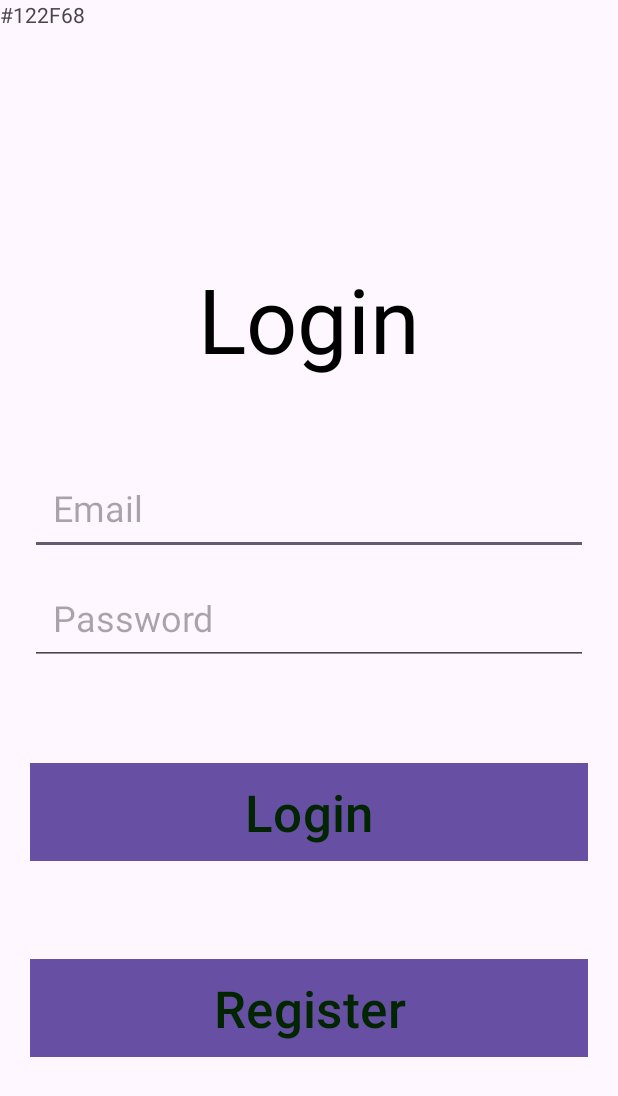
After one commit to Pburman953/StudySync, an Android app: the layout activity_login.xml on its own in the app's theme, with its tools: preview values and no code run, on a phone screen of 412 x 824 dp. The commit adds this screen. Shown: the top 1096 px of the screen. Run offline under Robolectric (Android 15) with nearby library versions, the phone set to English and light mode, and no system bars.

Commit message:
Login and Tracker added

```diff
--- /dev/null
+++ b/Home2/app/src/main/res/layout/activity_login.xml
@@ -0,0 +1,80 @@
+<?xml version="1.0" encoding="utf-8"?>
+<RelativeLayout xmlns:android="http://schemas.android.com/apk/res/android"
+    xmlns:tools="http://schemas.android.com/tools"
+    android:layout_width="match_parent"
+    android:layout_height="match_parent">
+
+    <TextView
+        android:id="@+id/textView"
+        android:layout_width="wrap_content"
+        android:layout_height="wrap_content"
+        android:text="#122F68" />
+
+    <TextView
+        android:id="@+id/Title"
+        android:layout_width="wrap_content"
+        android:layout_height="wrap_content"
+        android:layout_above="@id/email"
+        android:layout_centerHorizontal="true"
+        android:layout_marginStart="25dp"
+        android:layout_marginBottom="54dp"
+        android:text="Login"
+        android:textColor="@color/black"
+        android:textSize="60sp" />
+
+    <EditText
+        android:id="@+id/email"
+        android:layout_width="match_parent"
+        android:layout_height="wrap_content"
+        android:layout_above="@id/password"
+        android:layout_marginLeft="20dp"
+        android:layout_marginRight="20dp"
+        android:hint="Email"
+        android:inputType="textEmailAddress"
+        android:padding="15dp"
+        android:textColor="@color/black"
+        android:textSize="24sp" />
+
+    <EditText
+        android:id="@+id/password"
+        android:layout_width="match_parent"
+        android:layout_height="wrap_content"
+        android:layout_centerInParent="true"
+        android:layout_marginLeft="20dp"
+        android:layout_marginTop="10dp"
+        android:layout_marginRight="20dp"
+        android:hint="Password"
+        android:inputType="textPassword"
+        android:padding="15dp"
+        android:textColor="@color/black"
+        android:textSize="24sp" />
+
+    <Button
+        android:id="@+id/btn_Login"
+        android:layout_width="match_parent"
+        android:layout_height="wrap_content"
+        android:layout_below="@id/password"
+        android:layout_marginLeft="20dp"
+        android:layout_marginTop="65dp"
+        android:layout_marginRight="20dp"
+        android:background="#98C1D9"
+        android:text="Login"
+        android:textAlignment="center"
+        android:textColor="#002500"
+        android:textSize="34sp" />
+
+    <Button
+        android:id="@+id/btn_register"
+        android:layout_width="match_parent"
+        android:layout_height="wrap_content"
+        android:layout_below="@id/btn_Login"
+        android:layout_marginLeft="20dp"
+        android:layout_marginTop="65dp"
+        android:layout_marginRight="20dp"
+        android:background="#98C1D9"
+        android:text="Register"
+        android:textAlignment="center"
+        android:textColor="#002500"
+        android:textSize="34sp" />
+
+</RelativeLayout>
```
Also changed, not shown: Home2/app/src/main/AndroidManifest.xml (+20 -4 lines), Home2/app/src/main/java/com/example/home/Login.java (added, +72 -0 lines), Home2/app/src/main/java/com/example/home/MainActivity.java (+11 -0 lines), Home2/app/src/main/java/com/example/home/RegisterPage.java (added, +102 -0 lines), Home2/app/src/main/java/com/example/home/Tracker.java (added, +100 -0 lines), Home2/app/src/main/res/layout/activity_register_page.xml (added, +91 -0 lines), Home2/app/src/main/res/layout/activity_tracker.xml (added, +22 -0 lines).
